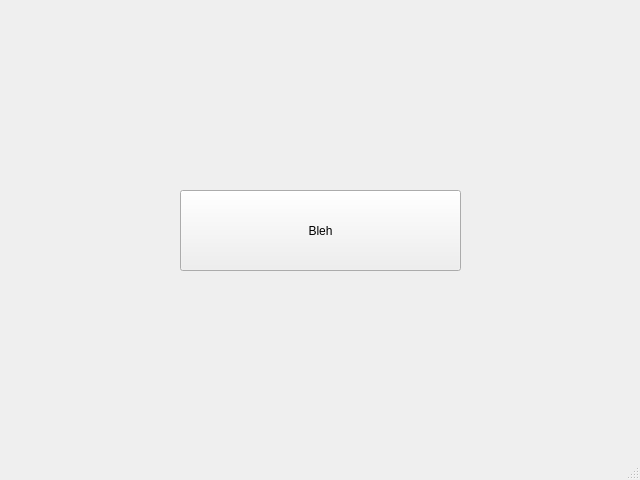
Before: the Qt Designer form MainWindow.ui in Gunbard/YubiYubiCon, drawn with Qt 5.
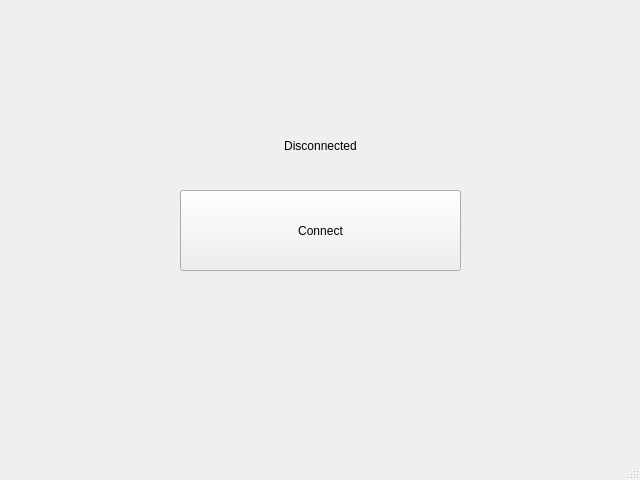
After: the same form once the commit is applied.

Patch:
```diff
--- a/MainWindow.ui
+++ b/MainWindow.ui
@@ -24,7 +24,23 @@
      </rect>
     </property>
     <property name="text">
-     <string>Bleh</string>
+     <string>Connect</string>
+    </property>
+   </widget>
+   <widget class="QLabel" name="statusLabel">
+    <property name="geometry">
+     <rect>
+      <x>180</x>
+      <y>120</y>
+      <width>281</width>
+      <height>51</height>
+     </rect>
+    </property>
+    <property name="text">
+     <string>Disconnected</string>
+    </property>
+    <property name="alignment">
+     <set>Qt::AlignCenter</set>
     </property>
    </widget>
   </widget>
```
Left out of the diff: 2 changed lines with no effect on the pictures.
